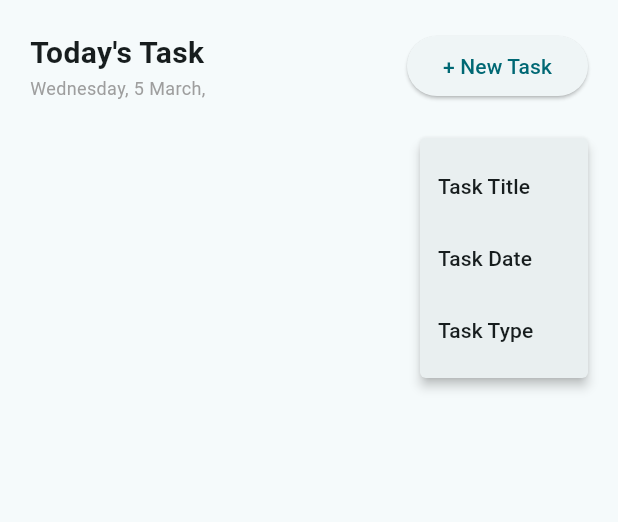
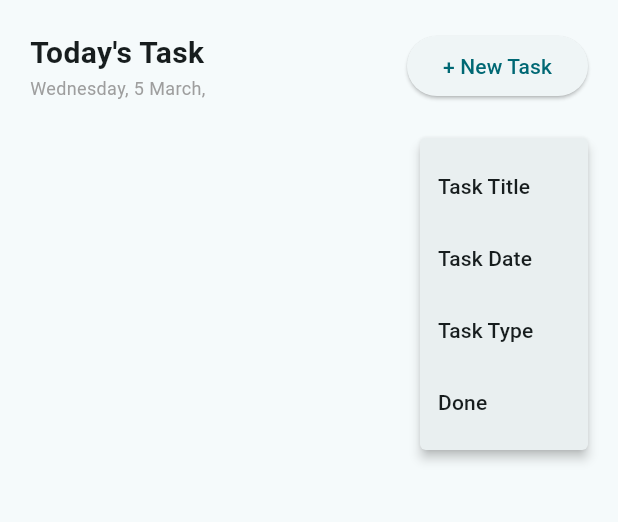
Before and after one commit to r-sei/practice_repo, a Flutter app: the screen it shows after launch, after a tap on the "arrow upward" icon, after a tap on the "sort" icon, on a phone screen of 412 x 824 dp, the part 84-606 px from its top. Run offline on Flutter 3.47's test engine with Material 3 defaults, Android fonts, the phone set to English and light mode, and no system bars; our stand-ins replace cloud_firestore, firebase_core, flutter_riverpod, gap; accounts and stored records are empty; generated files the repository leaves out were written again.

Commit message:
✨ isDoneもソート対象に追加

```diff
--- a/lib/components/sort_button.dart
+++ b/lib/components/sort_button.dart
@@ -36,6 +36,8 @@ class SortButton extends ConsumerWidget {
             const PopupMenuItem(value: SortType.date, child: Text("Task Date")),
             const PopupMenuItem(
                 value: SortType.category, child: Text("Task Type")),
+            const PopupMenuItem(
+                value: SortType.done, child: Text("Done")),
           ],
         ),
       ],
--- a/lib/provider/service_provider.dart
+++ b/lib/provider/service_provider.dart
@@ -23,6 +23,8 @@ final fetchStreamProvider = StreamProvider<List<TodoModel>>((ref) async* {
       break;
     case SortType.category:
       query = query.orderBy('category', descending: !isAscending);
+    case SortType.done:
+      query = query.orderBy('isDone', descending: !isAscending);
       break;
   }
 
--- a/lib/provider/sort_provider.dart
+++ b/lib/provider/sort_provider.dart
@@ -4,6 +4,7 @@ enum SortType {
   title,
   date,
   category,
+  done,
 }
 
 final sortTypeProvider =
```
